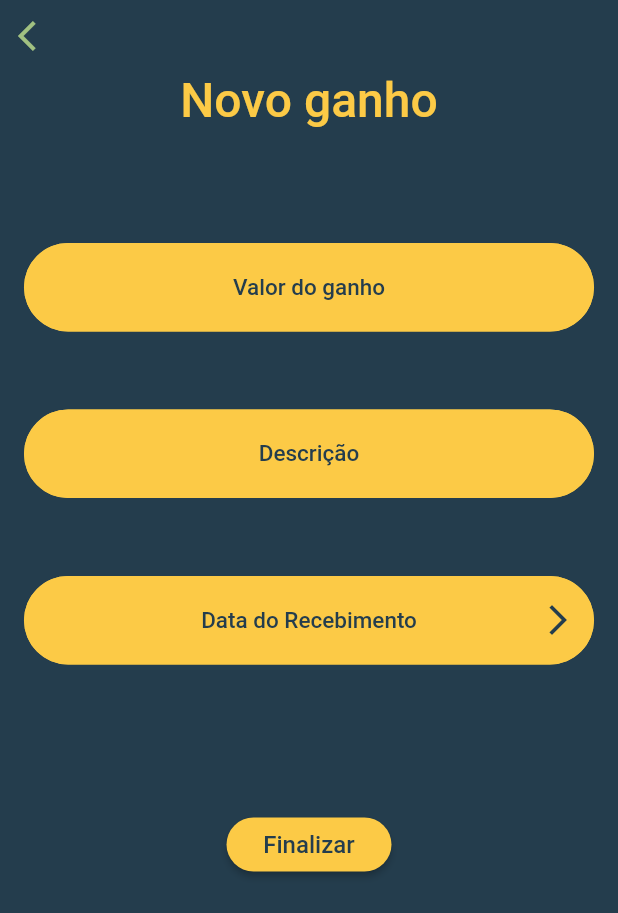
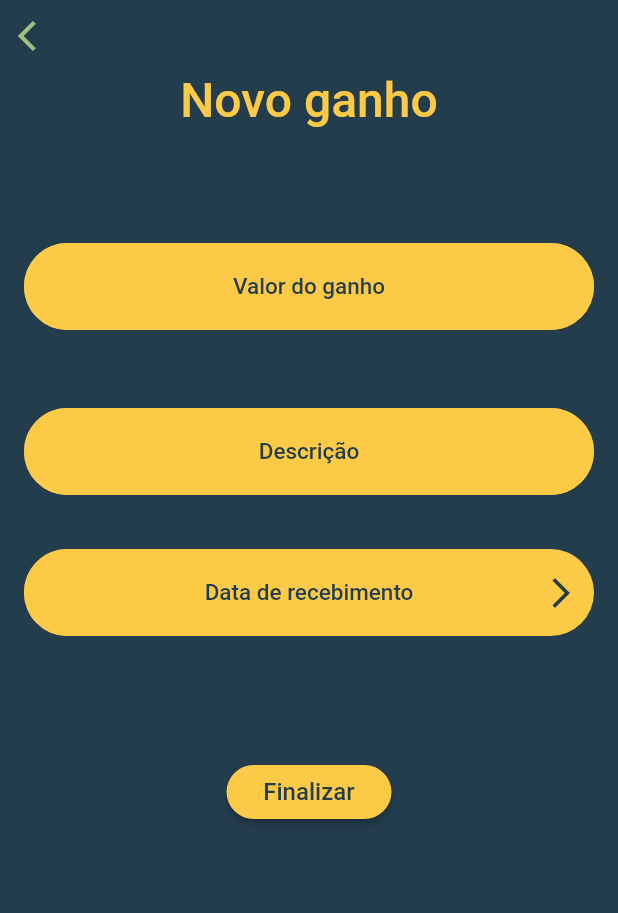
Before and after one commit to proz-tecnologia/PIT02GP10, a Flutter app: the screen it shows after launch, on a phone screen of 412 x 824 dp. Shown: the top 913 px of the screen. Run offline on Flutter 3.47's test engine with Material 2 defaults, Android fonts, the phone set to English and light mode, and no system bars; drawn by our look-alikes of date_time_picker; our stand-ins replace flutter_svg, google_fonts.

Commit message:
created date picker component

```diff
--- a/gastos_app/lib/src/app/my_app.dart
+++ b/gastos_app/lib/src/app/my_app.dart
@@ -1,5 +1,6 @@
 import 'package:flutter/material.dart';
 import 'package:flutter/services.dart';
+import 'package:flutter_localizations/flutter_localizations.dart';
 import 'package:gastos_app/src/core/app_colors.dart';
 import 'package:gastos_app/src/core/app_themes.dart';
 import 'package:gastos_app/src/modules/home/profit/create_profit_page.dart';
@@ -19,6 +20,11 @@ class MyApp extends StatelessWidget {
       title: 'Gastos App',
       theme: AppThemes.defaultTheme(context),
       debugShowCheckedModeBanner: false,
+      localizationsDelegates: const [
+        GlobalMaterialLocalizations.delegate,
+        GlobalWidgetsLocalizations.delegate
+      ],
+      supportedLocales: const [Locale('pt', 'BR')],
       home: const CreateProfitPage(),
     );
   }
--- a/gastos_app/lib/src/core/app_colors.dart
+++ b/gastos_app/lib/src/core/app_colors.dart
@@ -1,3 +1,5 @@
+import 'dart:developer';
+
 import 'package:flutter/material.dart';
 
 class AppColors {
@@ -10,4 +12,10 @@ class AppColors {
   static const Color profitColor = Color(0xFFFCCA46);
 
   static const Color errorColor = Colors.red;
+
+  static Color foregroundColorBasedOnBackground(Color reference) {
+    log(reference.computeLuminance().toString());
+    if (reference.computeLuminance() > 0.5) return AppColors.backgroundColor;
+    return AppColors.fontColor;
+  }
 }
--- a/gastos_app/lib/src/modules/home/profit/create_profit_page.dart
+++ b/gastos_app/lib/src/modules/home/profit/create_profit_page.dart
@@ -1,5 +1,6 @@
 import 'package:flutter/material.dart';
 import 'package:gastos_app/src/core/app_colors.dart';
+import 'package:gastos_app/src/shared/components/custom_date_picker.dart';
 import 'package:gastos_app/src/shared/components/custom_elevated_button.dart';
 import 'package:gastos_app/src/shared/components/custom_text_field.dart';
 
@@ -41,12 +42,11 @@ class CreateProfitPage extends StatelessWidget {
                 label: "Descrição",
                 filledColor: AppColors.profitColor,
               ),
-              const CustomTextField(
-                label: "Data do Recebimento",
-                filledColor: AppColors.profitColor,
-                suffixIcon: Icon(
-                  Icons.arrow_forward_ios,
-                  color: AppColors.backgroundColor,
+              const Padding(
+                padding: EdgeInsets.symmetric(horizontal: 16),
+                child: CustomDatePicker(
+                  label: "Data de recebimento",
+                  filledColor: AppColors.profitColor,
                 ),
               ),
               const SizedBox(height: 80),
--- /dev/null
+++ b/gastos_app/lib/src/shared/components/custom_date_picker.dart
@@ -0,0 +1,174 @@
+import 'package:date_time_picker/date_time_picker.dart';
+import 'package:flutter/material.dart';
+import 'package:gastos_app/src/core/app_colors.dart';
+import 'package:gastos_app/src/core/app_themes.dart';
+
+class CustomDatePicker extends StatefulWidget {
+  const CustomDatePicker({
+    Key? key,
+    this.onDateChange,
+    this.validator,
+    this.filledColor = AppColors.secondaryColor,
+    this.pickerFontColor,
+    required this.label,
+  }) : super(key: key);
+
+  final void Function(DateTime date)? onDateChange;
+  final String? Function(String?)? validator;
+  final Color filledColor;
+  final Color? pickerFontColor;
+  final String label;
+
+  @override
+  State<CustomDatePicker> createState() => _CustomDatePickerState();
+}
+
+class _CustomDatePickerState extends State<CustomDatePicker> {
+  final focusNode = FocusNode();
+  final controller = TextEditingController();
+  late Color pickerFontColor;
+
+  @override
+  void initState() {
+    pickerFontColor = widget.pickerFontColor ??
+        AppColors.foregroundColorBasedOnBackground(
+          widget.filledColor,
+        );
+
+    super.initState();
+  }
+
+  @override
+  Widget build(BuildContext context) {
+    final valueTextStyle = Theme.of(context).textTheme.bodyText1?.copyWith(
+          fontSize: 15,
+          color: AppColors.backgroundColor,
+          fontWeight: FontWeight.w500,
+        );
+
+    final focusedLabelStyle = Theme.of(context).textTheme.bodyText1?.copyWith(
+          fontSize: 15,
+          color: AppColors.fontColor,
+          fontWeight: FontWeight.w500,
+        );
+
+    final unfocusedLabelStyle = Theme.of(context).textTheme.bodyText1?.copyWith(
+          fontSize: 15,
+          color: AppColors.backgroundColor,
+          fontWeight: FontWeight.w500,
+        );
+
+    final outlineBorder = OutlineInputBorder(
+      borderRadius: AppThemes.defaultBorderRadius,
+      borderSide: BorderSide(
+        color: widget.filledColor,
+      ),
+    );
+    return Theme(
+      data: Theme.of(context).copyWith(
+        dialogBackgroundColor: pickerFontColor.computeLuminance() > 0.5
+            ? AppColors.backgroundColor
+            : AppColors.fontColor,
+        textButtonTheme: TextButtonThemeData(
+          style: Theme.of(context).textButtonTheme.style?.copyWith(
+                foregroundColor: MaterialStateProperty.all(widget.filledColor),
+              ),
+        ),
+        colorScheme: Theme.of(context).colorScheme.copyWith(
+              surface: widget.filledColor,
+              onPrimary: AppColors.fontColor,
+              outline: Colors.transparent,
+              primary: widget.filledColor,
+              onSurface: pickerFontColor,
+            ),
+      ),
+      child: Column(
+        children: [
+          Align(
+            alignment: Alignment.centerLeft,
+            child: Text(
+              focusNode.hasPrimaryFocus || controller.text.isNotEmpty
+                  ? widget.label
+                  : "",
+              style: focusedLabelStyle,
+            ),
+          ),
+          const SizedBox(height: 2),
+          Stack(
+            children: [
+              Container(
+                decoration: BoxDecoration(
+                  color: widget.filledColor,
+                  borderRadius: AppThemes.defaultBorderRadius,
+                ),
+                child: Row(
+                  children: [
+                    Expanded(
+                      child: DateTimePicker(
+                        focusNode: focusNode,
+                        locale: const Locale("pt", "BR"),
+                        calendarTitle: widget.label,
+                        firstDate: DateTime(1900),
+                        lastDate: DateTime(2100),
+                        confirmText: "Confirmar",
+                        cancelText: "Cancelar",
+                        style: valueTextStyle,
+                        onChanged: (date) {
+                          if (widget.onDateChange != null) {
+                            widget.onDateChange!(DateTime.parse(date));
+                          }
+                          setState(() {});
+                        },
+                        controller: controller,
+                        validator: widget.validator,
+                        onSaved: (date) {},
+                        cursorColor: AppColors.backgroundColor,
+                        decoration: InputDecoration(
+                          border: outlineBorder,
+                          enabledBorder: outlineBorder,
+                          focusedBorder: outlineBorder,
+                          disabledBorder: outlineBorder.copyWith(
+                            borderSide: const BorderSide(
+                              color: Colors.grey,
+                            ),
+                          ),
+                          errorBorder: outlineBorder.copyWith(
+                            borderSide: const BorderSide(
+                              color: AppColors.errorColor,
+                            ),
+                          ),
+                          hoverColor: AppColors.primaryColor,
+                          fillColor: AppColors.primaryColor,
+                          focusColor: AppColors.primaryColor,
+                        ),
+                      ),
+                    ),
+                    const Icon(
+                      Icons.arrow_forward_ios,
+                      color: AppColors.backgroundColor,
+                      size: 24,
+                    ),
+                    const SizedBox(width: 10),
+                  ],
+                ),
+              ),
+              if (!focusNode.hasPrimaryFocus && controller.text.isEmpty)
+                Positioned(
+                  top: 0,
+                  bottom: 0,
+                  left: 0,
+                  right: 0,
+                  child: Center(
+                    child: Text(
+                      widget.label,
+                      style: unfocusedLabelStyle,
+                    ),
+                  ),
+                ),
+            ],
+          ),
+        ],
+      ),
+    );
+  }
+}
--- a/gastos_app/lib/src/shared/components/custom_text_field.dart
+++ b/gastos_app/lib/src/shared/components/custom_text_field.dart
@@ -8,27 +8,42 @@ class CustomTextField extends StatefulWidget {
     Key? key,
     required this.label,
     this.filledColor = AppColors.secondaryColor,
+    this.textInputType = TextInputType.text,
+    this.textInputAction = TextInputAction.done,
     this.suffixIcon,
-    this.textInputType = TextInputType.text,
     this.controller,
-    this.textInputAction = TextInputAction.done,
     this.validator,
+    this.onTap,
+    this.focusNode,
+    this.readOnly = false,
   }) : super(key: key);
 
   final String label;
   final Color filledColor;
+
   final TextInputType textInputType;
   final TextInputAction textInputAction;
   final Widget? suffixIcon;
+  final FormFieldValidator<String>? validator;
+  final VoidCallback? onTap;
+  final FocusNode? focusNode;
   final TextEditingController? controller;
-  final FormFieldValidator<String>? validator;
+  final bool readOnly;
 
   @override
   State<CustomTextField> createState() => _CustomTextFieldState();
 }
 
 class _CustomTextFieldState extends State<CustomTextField> {
-  final focusNode = FocusNode();
+  late FocusNode focusNode;
+  late TextEditingController controller;
+
+  @override
+  void initState() {
+    focusNode = widget.focusNode ?? FocusNode();
+    controller = widget.controller ?? TextEditingController();
+    super.initState();
+  }
 
   @override
   Widget build(BuildContext context) {
@@ -39,6 +54,12 @@ class _CustomTextFieldState extends State<CustomTextField> {
         );
 
     final unfocusedLabelStyle = Theme.of(context).textTheme.bodyText1?.copyWith(
+          fontSize: 15,
+          color: AppColors.backgroundColor,
+          fontWeight: FontWeight.w500,
+        );
+
+    final valueTextStyle = Theme.of(context).textTheme.bodyText1?.copyWith(
           fontSize: 15,
           color: AppColors.backgroundColor,
           fontWeight: FontWeight.w500,
@@ -58,7 +79,9 @@ class _CustomTextFieldState extends State<CustomTextField> {
         crossAxisAlignment: CrossAxisAlignment.start,
         children: [
           Text(
-            focusNode.hasPrimaryFocus ? widget.label : "",
+            focusNode.hasPrimaryFocus || controller.text.isNotEmpty
+                ? widget.label
+                : "",
             style: focusedLabelStyle,
           ),
           const SizedBox(height: 2),
@@ -69,13 +92,19 @@ class _CustomTextFieldState extends State<CustomTextField> {
                   setState(() {
                     if (focusNode.hasPrimaryFocus) focusNode.unfocus();
                   });
+                  if (widget.onTap != null) widget.onTap!();
                 },
-                controller: widget.controller,
+                controller: controller,
                 focusNode: focusNode,
+                onChanged: (value) {
+                  if (value.isEmpty) setState(() {});
+                },
                 cursorColor: AppColors.backgroundColor,
                 keyboardType: widget.textInputType,
                 textInputAction: widget.textInputAction,
                 validator: widget.validator,
+                readOnly: widget.readOnly,
+                style: valueTextStyle,
                 decoration: InputDecoration(
                   fillColor: widget.filledColor,
                   filled: true,
@@ -95,7 +124,7 @@ class _CustomTextFieldState extends State<CustomTextField> {
                   ),
                 ),
               ),
-              if (!focusNode.hasPrimaryFocus)
+              if (!focusNode.hasPrimaryFocus && controller.text.isEmpty)
                 Positioned(
                   top: 0,
                   bottom: 0,
--- a/gastos_app/pubspec.yaml
+++ b/gastos_app/pubspec.yaml
@@ -11,11 +11,15 @@ environment:
 dependencies:
   flutter:
     sdk: flutter
+  flutter_localizations:
+    sdk: flutter
 
   cupertino_icons: ^1.0.2
   intl:
   google_fonts: ^3.0.1
   flutter_svg: ^1.1.6
+  date_time_picker: ^2.1.0
+  mask_text_input_formatter: ^2.4.0
 
 dev_dependencies:
   flutter_test:
```
Also changed, not shown: gastos_app/pubspec.lock.
